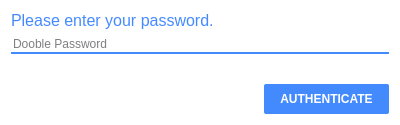
Above: UI/dooble_authenticate.ui from textbrowser/dooble before the change. Below: the same form after it.
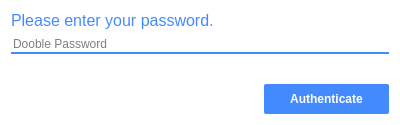
That is the form after the change. Icons and pictures are not drawn.

```diff
--- a/UI/dooble_authenticate.ui
+++ b/UI/dooble_authenticate.ui
@@ -98,7 +98,7 @@
         <string notr="true">QPushButton {background-color: #448aff; border: none; border-radius: 2px; color: white;}</string>
        </property>
        <property name="text">
-        <string>AUTHENTICATE</string>
+        <string>Authenticate</string>
        </property>
       </widget>
      </item>
```
